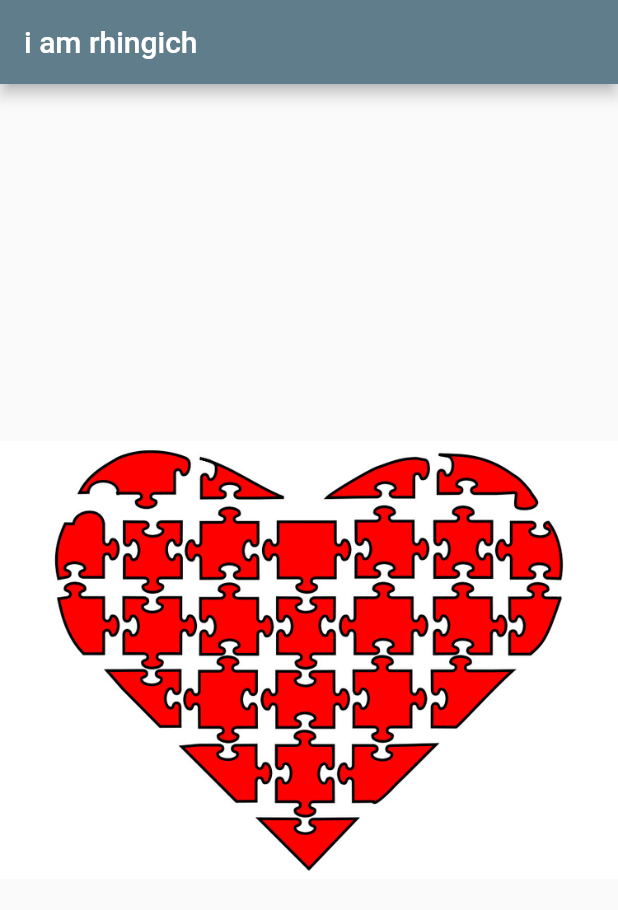
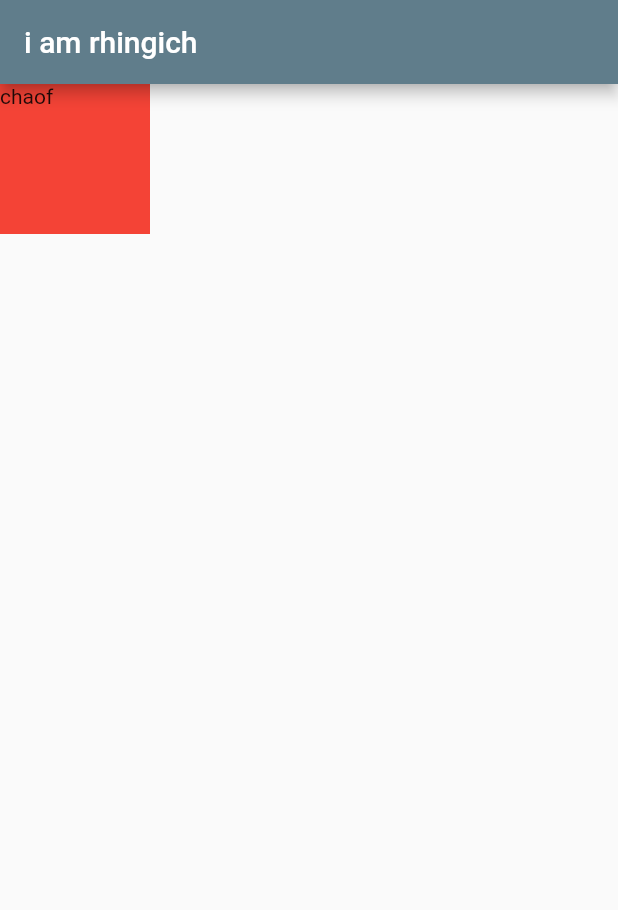
Before and after one commit to hungto228/flutter_challenge_app_1, a Flutter app: the screen it shows after launch, on a phone screen of 412 x 824 dp. Shown: the top 910 px of the screen. Run offline on Flutter 3.47's test engine with Material 2 defaults, Android fonts, the phone set to English and light mode, and no system bars.

Commit message:
EdgeInsests distance

```diff
--- a/lib/main.dart
+++ b/lib/main.dart
@@ -3,17 +3,29 @@ import 'package:flutter/material.dart';
 
 // the main function start point for all app
 void main() {
-  runApp(MaterialApp(
+  runApp(MyApp());
+}
+
+class MyApp extends StatelessWidget {
+  const MyApp({Key? key}) : super(key: key);
+
+  @override
+  Widget build(BuildContext context) {
+    return MaterialApp(
       home: Scaffold(
           appBar: AppBar(
             title: Text('i am rhingich'),
             backgroundColor: Colors.blueGrey,
           ),
-      body: Center(
-        child: Image(
-          image: AssetImage('images/haha.jpg'),
+          body: SafeArea(
+            child: Container(
+              margin: EdgeInsets.zero,
+              height: 100,
+              width: 100,
+              color: Colors.red,
+              child: Text("chaof"),
             ),
-      ),
-    ),
-  ));
+          )),
+    );
   }
+}
```
Lines whose indentation alone changed are shown as unchanged.
